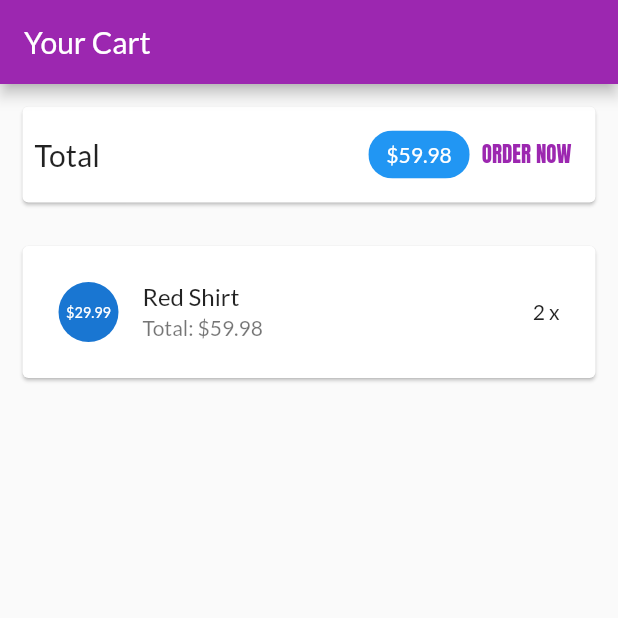
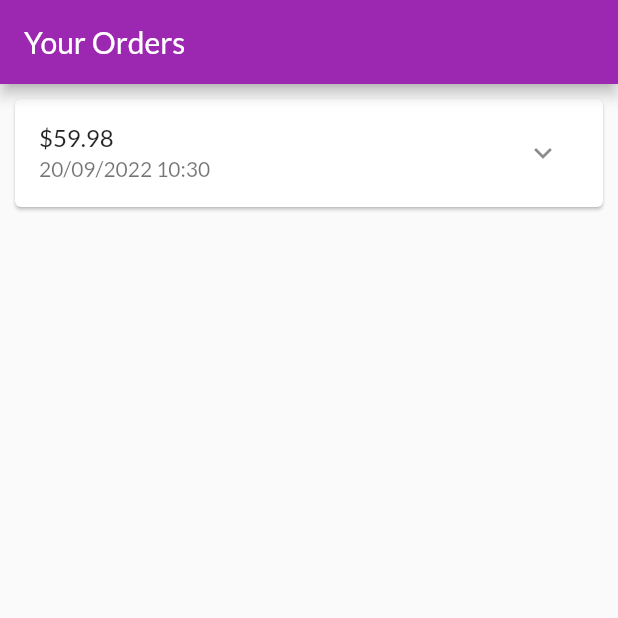
Before and after one commit to minhtinh0505/ct484, a Flutter app: the screen it shows after launch, on a phone screen of 412 x 824 dp, the top half of it. Run offline on Flutter 3.47's test engine with Material 2 defaults, Android fonts, the phone set to English and light mode, and no system bars.

Commit message:
Xay dung trang cac dat hang

```diff
--- a/lib/main.dart
+++ b/lib/main.dart
@@ -4,6 +4,7 @@ import 'ui/products/products_manager.dart';
 import 'ui/products/product_overview_screen.dart';
 import 'ui/products/user_products_screen.dart';
 import 'ui/cart/cart_screen.dart';
+import 'ui/orders/orders_screen.dart';
 
 void main() {
   runApp(const MyApp());
@@ -26,8 +27,8 @@ class MyApp extends StatelessWidget {
           secondary: Colors.deepOrange,
         ),
       ),
-      home: SafeArea(
-        child: CartScreen(),
+      home: const SafeArea(
+        child: OrdersScreen(),
       ),
     );
   }
--- /dev/null
+++ b/lib/models/order_item.dart
@@ -0,0 +1,33 @@
+import 'cart_item.dart';
+
+class OrderItem {
+  final String? id;
+  final double amount;
+  final List<CartItem> products;
+  final DateTime dateTime;
+
+  int get productCount {
+    return products.length;
+  }
+
+  OrderItem({
+    this.id,
+    required this.amount,
+    required this.products,
+    DateTime? dateTime,
+  }) : dateTime = dateTime ?? DateTime.now();
+
+  OrderItem copyWith({
+    String? id,
+    double? amount,
+    List<CartItem>? products,
+    DateTime? dateTime,
+  }) {
+    return OrderItem(
+      id: id ?? this.id,
+      amount: amount ?? this.amount,
+      products: products ?? this.products,
+      dateTime: dateTime ?? this.dateTime
+      );
+  }
+}
--- /dev/null
+++ b/lib/ui/orders/order_item_card.dart
@@ -0,0 +1,79 @@
+import 'dart:math';
+
+import 'package:flutter/material.dart';
+import 'package:intl/intl.dart';
+
+import '../../models/order_item.dart';
+
+class OrderItemCard extends StatefulWidget {
+  final OrderItem order;
+
+  const OrderItemCard(this.order, {super.key});
+
+  @override
+  State<OrderItemCard> createState() => _OrderItemCardState();
+}
+
+class _OrderItemCardState extends State<OrderItemCard> {
+  var _expanded = false;
+
+  @override
+  Widget build(BuildContext context) {
+    return Card(
+      margin: const EdgeInsets.all(10),
+      child: Column(
+        children: <Widget>[
+          buildOrderSummary(),
+          if (_expanded) buildOrderDetails()
+        ],
+      ),
+    );
+  }
+
+  Widget buildOrderDetails () {
+    return Container(
+      padding: const EdgeInsets.symmetric(horizontal: 15, vertical: 4),
+      height:  min(widget.order.productCount * 20.0 + 10, 100),
+      child:  ListView(
+        children: widget.order.products.map(
+          (prod) => Row(
+            mainAxisAlignment: MainAxisAlignment.spaceBetween,
+            children: <Widget>[
+              Text(
+                prod.title,
+                style: const TextStyle(
+                  fontSize: 18,
+                  fontWeight: FontWeight.bold,
+                ),
+              ),
+              Text(
+                '${prod.quantity}x \$${prod.price}',
+                style: const TextStyle(
+                  fontSize: 18,
+                  color: Colors.grey,
+                ),
+              )
+            ],
+          ),
+        ).toList(),
+      ),
+    );
+  }
+
+  Widget buildOrderSummary() {
+    return ListTile(
+      title: Text('\$${widget.order.amount}'),
+      subtitle: Text(
+        DateFormat('dd/MM/yyyy hh:mm').format(widget.order.dateTime),
+      ),
+      trailing: IconButton(
+        icon: Icon(_expanded ? Icons.expand_less : Icons.expand_more),
+        onPressed: () {
+          setState(() {
+            _expanded = !_expanded;
+          });
+        },
+      ),
+    );
+  }
+}
--- /dev/null
+++ b/lib/ui/orders/order_manager.dart
@@ -0,0 +1,30 @@
+import 'package:flutter/cupertino.dart';
+
+import '../../models/cart_item.dart';
+import '../../models/order_item.dart';
+
+class OrdersManager with ChangeNotifier {
+  final List<OrderItem> _orders = [
+    OrderItem(
+      id: 'o1',
+      amount: 59.98,
+      products: [
+        CartItem(
+          id: 'c1',
+          title: 'Red Shirt',
+          quantity: 2,
+          price: 29.99,
+          )
+      ],
+      dateTime:  DateTime.now(),
+    )
+  ];
+
+  int get orderCount {
+    return _orders.length;
+  }
+
+  List<OrderItem> get orders {
+    return [..._orders];
+  }
+}
--- /dev/null
+++ b/lib/ui/orders/orders_screen.dart
@@ -0,0 +1,23 @@
+import 'package:flutter/material.dart';
+
+import 'order_item_card.dart';
+import 'order_manager.dart';
+
+class OrdersScreen extends StatelessWidget {
+  const OrdersScreen({super.key});
+
+  @override
+  Widget build(BuildContext context) {
+    print('building orders');
+    final ordersManager = OrdersManager();
+    return Scaffold(
+      appBar: AppBar(
+        title: const Text('Your Orders'),
+      ),
+      body: ListView.builder(
+        itemCount: ordersManager.orderCount,
+        itemBuilder: (ctx, i) => OrderItemCard(ordersManager.orders[i]),
+      ),
+    );
+  }
+}
--- a/pubspec.yaml
+++ b/pubspec.yaml
@@ -31,6 +31,7 @@ environment:
 dependencies:
   flutter:
     sdk: flutter
+  intl: ^0.17.0
 
 
   # The following adds the Cupertino Icons font to your application.
```
Also changed, not shown: pubspec.lock.
